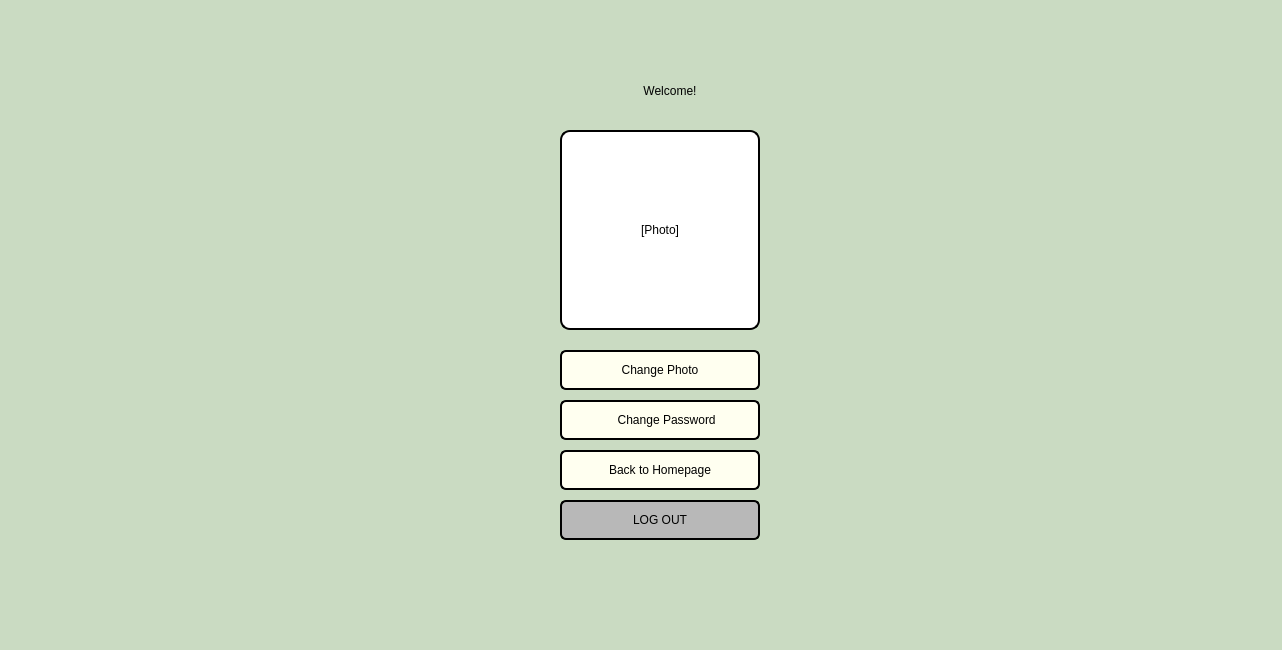
Qt form profilepage.ui (aasishhumagain/BudgetBuddy) before a commit.
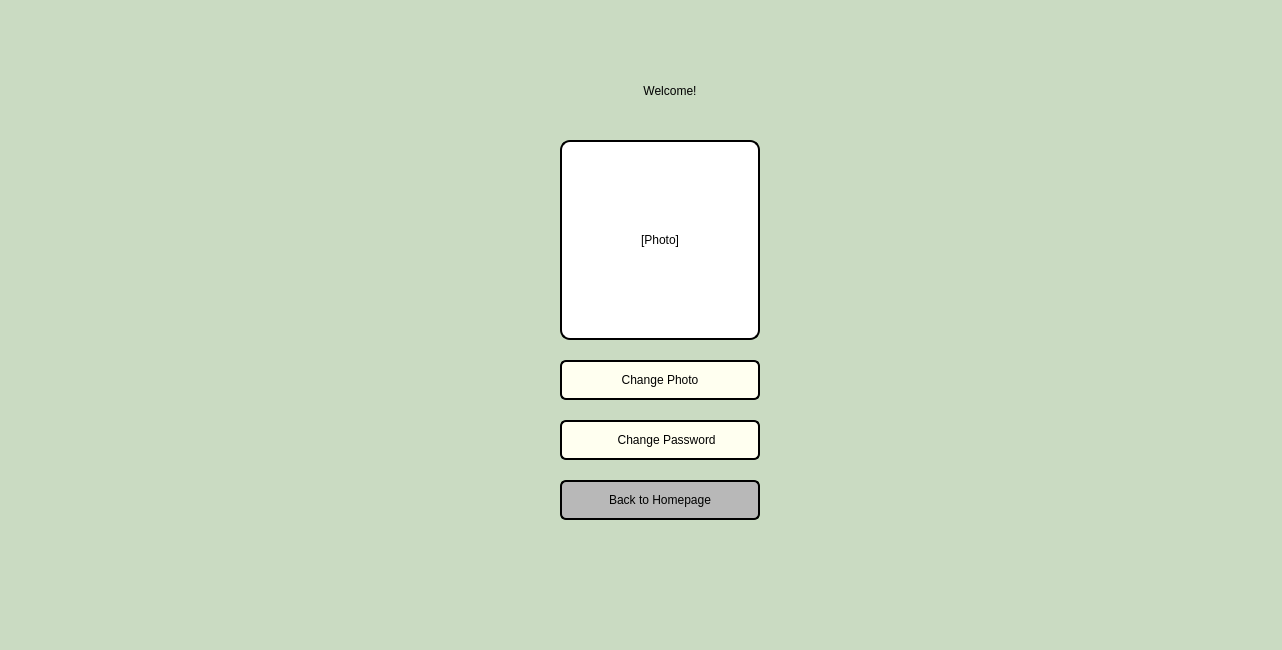
The same form after that commit.

What changed in the file:
```diff
--- a/profilepage.ui
+++ b/profilepage.ui
@@ -44,7 +44,7 @@
    <property name="geometry">
     <rect>
      <x>560</x>
-     <y>130</y>
+     <y>140</y>
      <width>200</width>
      <height>200</height>
     </rect>
@@ -69,7 +69,7 @@
    <property name="geometry">
     <rect>
      <x>560</x>
-     <y>350</y>
+     <y>360</y>
      <width>200</width>
      <height>40</height>
     </rect>
@@ -90,7 +90,7 @@
    <property name="geometry">
     <rect>
      <x>560</x>
-     <y>400</y>
+     <y>420</y>
      <width>200</width>
      <height>40</height>
     </rect>
@@ -111,7 +111,7 @@
    <property name="geometry">
     <rect>
      <x>560</x>
-     <y>450</y>
+     <y>480</y>
      <width>200</width>
      <height>40</height>
     </rect>
@@ -119,7 +119,7 @@
    <property name="styleSheet">
     <string notr="true">
      font: 600 14pt &quot;Segoe UI&quot;;
-background-color: #FFFFF0;
+background-color: rgb(184, 184, 184);
    color: rgb(0, 0, 0);
      border: 2px solid black;
      border-radius: 6px;
@@ -129,27 +129,6 @@
     <string>Back to Homepage</string>
    </property>
   </widget>
-  <widget class="QPushButton" name="buttonLogout">
-   <property name="geometry">
-    <rect>
-     <x>560</x>
-     <y>500</y>
-     <width>200</width>
-     <height>40</height>
-    </rect>
-   </property>
-   <property name="styleSheet">
-    <string notr="true">font: 600 14pt &quot;Segoe UI&quot;;
-background-color: rgb(184, 184, 184);
-     color: rgb(0, 0, 0);
-     border: 2px solid black;
-     border-radius: 6px;
-    </string>
-   </property>
-   <property name="text">
-    <string>LOG OUT</string>
-   </property>
-  </widget>
  </widget>
  <resources/>
  <connections/>
```
